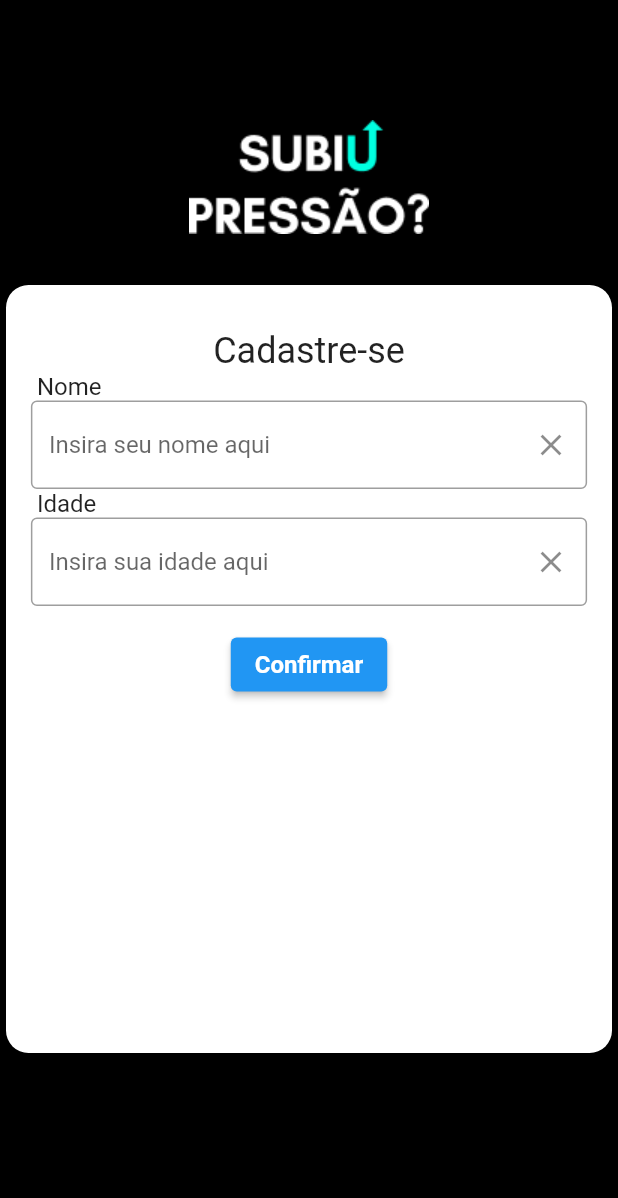
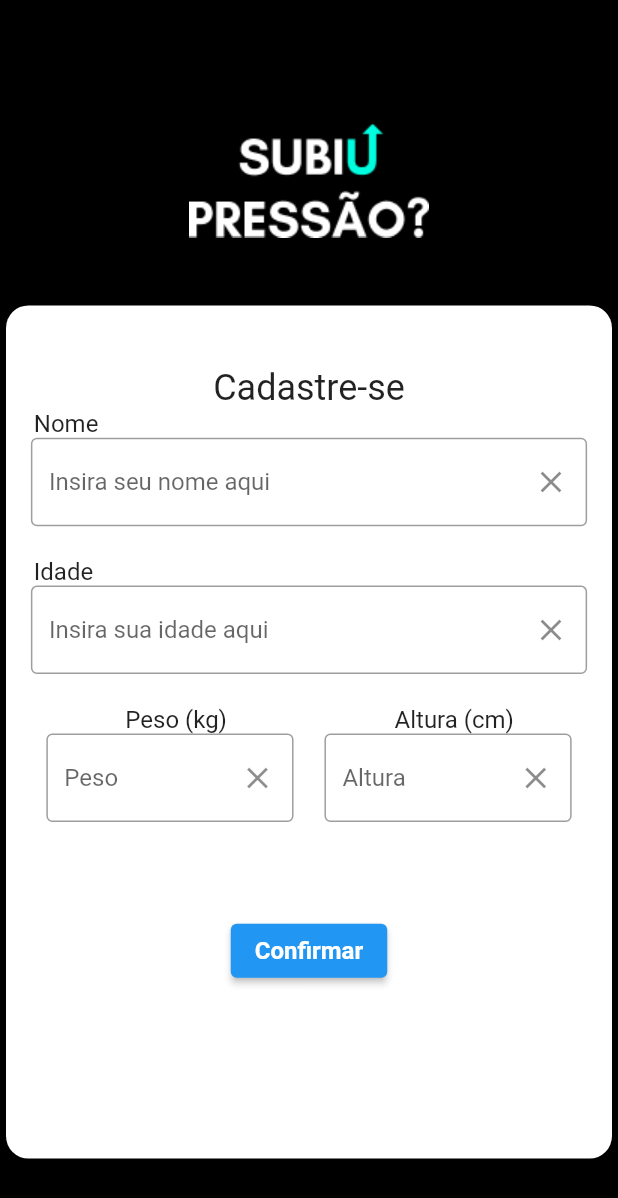
Before and after one commit to fertmarana/ERCAS-HACKATHON, a Flutter app: the screen it shows after launch, on a phone screen of 412 x 824 dp. Shown: the top 1198 px of the screen. Run offline on Flutter 3.47's test engine with Material 2 defaults, Android fonts, the phone set to English and light mode, and no system bars; our stand-ins replace flutter_blue, flutter_icons, sqflite, syncfusion_flutter_charts, table_calendar, toast; accounts and stored records are empty.

Commit message:
User: add information about weight and height
Signed-off-by: LucasCardoso910 <lucascardoso910@gmail.com>

```diff
--- a/subiupressao_app/lib/app_celular/Components/Controller.dart
+++ b/subiupressao_app/lib/app_celular/Components/Controller.dart
@@ -59,6 +59,8 @@ class Controller extends ChangeNotifier {
     _controller.writeUser(
       newUser.name,
       newUser.age,
+      newUser.weight,
+      newUser.height,
       newUser.medicines,
       newUser.appointments,
     );
--- a/subiupressao_app/lib/app_celular/Components/UserDataInput.dart
+++ b/subiupressao_app/lib/app_celular/Components/UserDataInput.dart
@@ -9,6 +9,7 @@ class UserDataInput extends StatelessWidget {
   final String hintString;
   final double spacerInterval;
   final bool enabled;
+  final double maxWidth;
 
   const UserDataInput({
     Key key,
@@ -19,6 +20,7 @@ class UserDataInput extends StatelessWidget {
     this.hintString,
     this.enabled = true,
     this.spacerInterval = 0.05,
+    this.maxWidth = 0.9,
   }) : super(key: key);
 
   @override
@@ -28,18 +30,18 @@ class UserDataInput extends StatelessWidget {
     return Column(children: [
       Row(
         children: [
-          SizedBox(width: spacerInterval * size.width),
+          SizedBox(width: size.width * this.maxWidth * this.spacerInterval),
           Text(fieldName, style: TextStyle(fontSize: 16)),
-          Spacer()
         ],
       ),
       TextField(
         controller: this.controller,
+        textCapitalization: TextCapitalization.sentences,
         enabled: this.enabled,
         keyboardType: this.keyboard,
         inputFormatters: this.filter,
         decoration: InputDecoration(
-          constraints: BoxConstraints(maxWidth: size.width * 0.9),
+          constraints: BoxConstraints(maxWidth: size.width * this.maxWidth),
           border: OutlineInputBorder(),
           hintText: this.hintString,
           suffixIcon: IconButton(
@@ -50,6 +52,9 @@ class UserDataInput extends StatelessWidget {
           ),
         ),
       ),
+      SizedBox(
+        height: size.height * spacerInterval / 2,
+      )
     ]);
   }
 }
--- a/subiupressao_app/lib/app_celular/Login/Login.dart
+++ b/subiupressao_app/lib/app_celular/Login/Login.dart
@@ -15,10 +15,15 @@ import 'package:subiupressao_app/files/models/user.dart';
 class LoginPage extends StatelessWidget {
   final _ageController = TextEditingController();
   final _nameController = TextEditingController();
+  final _weightController = TextEditingController();
+  final _heightController = TextEditingController();
   User _user;
 
   @override
   Widget build(BuildContext context) {
+    Size size = MediaQuery.of(context).size;
+    print(size);
+
     _user = context.select((FileController controller) {
       // controller.deleteUser();
       controller.readUser();
@@ -31,18 +36,18 @@ class LoginPage extends StatelessWidget {
         backgroundColor: Colors.black,
         body: Column(
           children: [
-            SizedBox(height: 80),
+            SizedBox(height: 0.1 * size.height),
             Image.asset('imagens/SubiuPressao.png'),
-            SizedBox(height: 30),
+            SizedBox(height: 0.05 * size.height),
             SizedBox(
-              height: 520,
+              height: 0.70 * size.height,
               child: Card(
                 shape: RoundedRectangleBorder(
                   borderRadius: BorderRadius.circular(15),
                 ),
                 child: Column(
                   children: [
-                    SizedBox(height: 30),
+                    SizedBox(height: 0.05 * size.height),
                     Text("Cadastre-se", style: TextStyle(fontSize: 24)),
                     UserDataInput(
                       controller: _nameController,
@@ -56,7 +61,28 @@ class LoginPage extends StatelessWidget {
                       fieldName: "Idade",
                       hintString: "Insira sua idade aqui",
                     ),
-                    SizedBox(height: 15),
+                    Row(children: [
+                      UserDataInput(
+                        controller: _weightController,
+                        keyboard: TextInputType.number,
+                        filter: [FilteringTextInputFormatter.digitsOnly],
+                        fieldName: "Peso (kg)",
+                        hintString: "Peso",
+                        maxWidth: 0.4,
+                      ),
+                      SizedBox(
+                        width: 0.05 * size.width,
+                      ),
+                      UserDataInput(
+                        controller: _heightController,
+                        keyboard: TextInputType.number,
+                        filter: [FilteringTextInputFormatter.digitsOnly],
+                        fieldName: "Altura (cm)",
+                        hintString: "Altura",
+                        maxWidth: 0.4,
+                      ),
+                    ], mainAxisAlignment: MainAxisAlignment.center),
+                    SizedBox(height: 0.05 * size.height),
                     ElevatedButton(
                       child: Text(
                         "Confirmar",
@@ -70,6 +96,8 @@ class LoginPage extends StatelessWidget {
                         controller.writeUser(
                           _nameController.text,
                           int.parse(_ageController.text),
+                          int.parse(_weightController.text),
+                          int.parse(_heightController.text),
                           [
                             Medicine(
                               name: "Exemplo",
@@ -93,7 +121,7 @@ class LoginPage extends StatelessWidget {
                             (route) => false);
                       },
                     ),
-                    SizedBox(height: 15),
+                    SizedBox(height: 0.05 * size.height),
                   ],
                 ),
               ),
--- a/subiupressao_app/lib/files/FileController.dart
+++ b/subiupressao_app/lib/files/FileController.dart
@@ -23,12 +23,16 @@ class FileController extends ChangeNotifier {
   void writeUser(
     String name,
     int age,
+    int weight,
+    int height,
     List<Medicine> medicines,
     List<Appointment> appointments,
   ) async {
     _user = await FileManager().writeJsonFile(
       name,
       age,
+      weight,
+      height,
       medicines,
       appointments,
     );
--- a/subiupressao_app/lib/files/FileManager.dart
+++ b/subiupressao_app/lib/files/FileManager.dart
@@ -47,10 +47,19 @@ class FileManager {
   Future<User> writeJsonFile(
     String name,
     int age,
+    int weight,
+    int height,
     List<Medicine> medicines,
     List<Appointment> appointments,
   ) async {
-    final User user = User(name, age, medicines, appointments);
+    final User user = User(
+      name: name,
+      age: age,
+      weight: weight,
+      height: height,
+      medicines: medicines,
+      appointments: appointments,
+    );
     File file = await _jsonFile;
 
     await file.writeAsString(json.encode(user));
--- a/subiupressao_app/lib/files/models/user.dart
+++ b/subiupressao_app/lib/files/models/user.dart
@@ -6,16 +6,27 @@ import 'package:subiupressao_app/files/models/medicine.dart';
 class User {
   String name;
   int age;
+  int weight;
+  int height;
   List<Medicine> medicines;
   List<Appointment> appointments;
 
-  User(this.name, this.age, this.medicines, this.appointments);
+  User({
+    this.name,
+    this.age,
+    this.weight,
+    this.height,
+    this.medicines,
+    this.appointments,
+  });
 
   User.fromJson(Map<String, dynamic> json) {
     dynamic jsonResponse;
 
     name = json['name'];
     age = json['age'];
+    weight = json['weight'];
+    height = json['height'];
 
     jsonResponse = jsonDecode(json['medicines']);
     medicines =
@@ -30,6 +41,8 @@ class User {
   Map<String, dynamic> toJson() => {
         'name': name,
         'age': age,
+        'weight': weight,
+        'height': height,
         'medicines': jsonEncode(medicines),
         'appointments': jsonEncode(appointments),
       };
@@ -40,9 +53,11 @@ class User {
   }
 
   User copyUser() => User(
-        this.name,
-        this.age,
-        this.medicines,
-        this.appointments,
+        name: this.name,
+        age: this.age,
+        weight: this.weight,
+        height: this.height,
+        medicines: this.medicines,
+        appointments: this.appointments,
       );
 }
```
